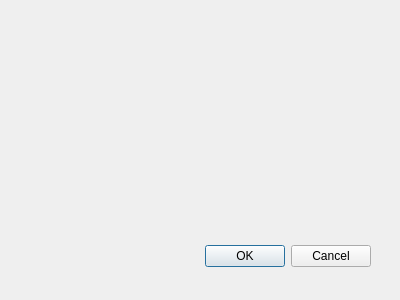
hackerlank/training_project, file SPNPNewGui/optionsdialog.ui: the form before one commit.
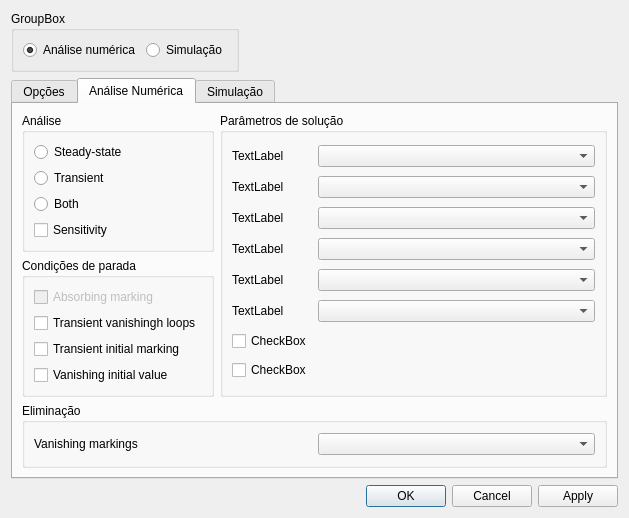
The form after the commit. The open tabs and pages were chosen to show the change.

Diff of the .ui file:
```diff
--- a/SPNPNewGui/optionsdialog.ui
+++ b/SPNPNewGui/optionsdialog.ui
@@ -8,29 +8,379 @@
    <rect>
     <x>0</x>
     <y>0</y>
-    <width>400</width>
-    <height>300</height>
+    <width>629</width>
+    <height>478</height>
    </rect>
   </property>
   <property name="windowTitle">
    <string>Dialog</string>
   </property>
-  <widget name="buttonBox" class="QDialogButtonBox">
-   <property name="geometry">
-    <rect>
-     <x>30</x>
-     <y>240</y>
-     <width>341</width>
-     <height>32</height>
-    </rect>
-   </property>
-   <property name="orientation">
-    <enum>Qt::Horizontal</enum>
-   </property>
-   <property name="standardButtons">
-    <set>QDialogButtonBox::Cancel|QDialogButtonBox::Ok</set>
-   </property>
-  </widget>
+  <layout class="QGridLayout" name="gridLayout_8">
+   <item row="0" column="0">
+    <widget class="QGroupBox" name="groupBox">
+     <property name="title">
+      <string>GroupBox</string>
+     </property>
+     <layout class="QGridLayout" name="gridLayout">
+      <item row="0" column="0">
+       <widget class="QRadioButton" name="rb_analysis">
+        <property name="text">
+         <string>Análise numérica</string>
+        </property>
+        <property name="checked">
+         <bool>true</bool>
+        </property>
+       </widget>
+      </item>
+      <item row="0" column="1">
+       <widget class="QRadioButton" name="rb_simulation">
+        <property name="text">
+         <string>Simulação</string>
+        </property>
+       </widget>
+      </item>
+     </layout>
+    </widget>
+   </item>
+   <item row="1" column="0" colspan="2">
+    <widget class="QTabWidget" name="tabWidget">
+     <property name="currentIndex">
+      <number>2</number>
+     </property>
+     <widget class="QWidget" name="tab_opt">
+      <attribute name="title">
+       <string>Opções</string>
+      </attribute>
+      <widget class="QGroupBox" name="groupBox_2">
+       <property name="geometry">
+        <rect>
+         <x>20</x>
+         <y>20</y>
+         <width>161</width>
+         <height>161</height>
+        </rect>
+       </property>
+       <property name="title">
+        <string>Saída</string>
+       </property>
+       <layout class="QGridLayout" name="gridLayout_3">
+        <item row="0" column="0">
+         <widget class="QCheckBox" name="checkBox_2">
+          <property name="text">
+           <string>Reachbility graph/set</string>
+          </property>
+         </widget>
+        </item>
+        <item row="1" column="0">
+         <widget class="QCheckBox" name="checkBox_3">
+          <property name="text">
+           <string>Markov chain</string>
+          </property>
+         </widget>
+        </item>
+        <item row="2" column="0">
+         <widget class="QCheckBox" name="checkBox_4">
+          <property name="text">
+           <string>Derivative of CTMC</string>
+          </property>
+         </widget>
+        </item>
+        <item row="3" column="0">
+         <widget class="QCheckBox" name="checkBox_5">
+          <property name="text">
+           <string>Probabilities</string>
+          </property>
+         </widget>
+        </item>
+        <item row="4" column="0">
+         <widget class="QCheckBox" name="checkBox_6">
+          <property name="text">
+           <string>Probabilities DTMC</string>
+          </property>
+         </widget>
+        </item>
+        <item row="5" column="0">
+         <widget class="QCheckBox" name="checkBox_7">
+          <property name="text">
+           <string>Dot graph language</string>
+          </property>
+         </widget>
+        </item>
+       </layout>
+      </widget>
+     </widget>
+     <widget class="QWidget" name="tab_an">
+      <attribute name="title">
+       <string>Análise Numérica</string>
+      </attribute>
+      <layout class="QGridLayout" name="gridLayout_2">
+       <item row="0" column="0">
+        <widget class="QGroupBox" name="groupBox_3">
+         <property name="title">
+          <string>Análise</string>
+         </property>
+         <layout class="QGridLayout" name="gridLayout_4">
+          <item row="0" column="0">
+           <widget class="QRadioButton" name="radioButton">
+            <property name="text">
+             <string>Steady-state</string>
+            </property>
+           </widget>
+          </item>
+          <item row="1" column="0">
+           <widget class="QRadioButton" name="radioButton_2">
+            <property name="text">
+             <string>Transient</string>
+            </property>
+           </widget>
+          </item>
+          <item row="2" column="0">
+           <widget class="QRadioButton" name="radioButton_3">
+            <property name="text">
+             <string>Both</string>
+            </property>
+           </widget>
+          </item>
+          <item row="3" column="0">
+           <widget class="QCheckBox" name="checkBox">
+            <property name="text">
+             <string>Sensitivity</string>
+            </property>
+           </widget>
+          </item>
+         </layout>
+        </widget>
+       </item>
+       <item row="0" column="1" rowspan="2">
+        <widget class="QGroupBox" name="groupBox_6">
+         <property name="title">
+          <string>Parâmetros de solução</string>
+         </property>
+         <layout class="QGridLayout" name="gridLayout_6">
+          <item row="0" column="0">
+           <widget class="QLabel" name="label_2">
+            <property name="text">
+             <string>TextLabel</string>
+            </property>
+           </widget>
+          </item>
+          <item row="0" column="1">
+           <widget class="QComboBox" name="comboBox_2"/>
+          </item>
+          <item row="1" column="0">
+           <widget class="QLabel" name="label_3">
+            <property name="text">
+             <string>TextLabel</string>
+            </property>
+           </widget>
+          </item>
+          <item row="1" column="1">
+           <widget class="QComboBox" name="comboBox_3"/>
+          </item>
+          <item row="2" column="0">
+           <widget class="QLabel" name="label_4">
+            <property name="text">
+             <string>TextLabel</string>
+            </property>
+           </widget>
+          </item>
+          <item row="2" column="1">
+           <widget class="QComboBox" name="comboBox_4"/>
+          </item>
+          <item row="3" column="0">
+           <widget class="QLabel" name="label_5">
+            <property name="text">
+             <string>TextLabel</string>
+            </property>
+           </widget>
+          </item>
+          <item row="3" column="1">
+           <widget class="QComboBox" name="comboBox_5"/>
+          </item>
+          <item row="4" column="0">
+           <widget class="QLabel" name="label_6">
+            <property name="text">
+             <string>TextLabel</string>
+            </property>
+           </widget>
+          </item>
+          <item row="4" column="1">
+           <widget class="QComboBox" name="comboBox_6"/>
+          </item>
+          <item row="5" column="0">
+           <widget class="QLabel" name="label_7">
+            <property name="text">
+             <string>TextLabel</string>
+            </property>
+           </widget>
+          </item>
+          <item row="5" column="1">
+           <widget class="QComboBox" name="comboBox_7"/>
+          </item>
+          <item row="6" column="0">
+           <widget class="QCheckBox" name="checkBox_12">
+            <property name="text">
+             <string>CheckBox</string>
+            </property>
+           </widget>
+          </item>
+          <item row="6" column="1">
+           <spacer name="horizontalSpacer">
+            <property name="orientation">
+             <enum>Qt::Horizontal</enum>
+            </property>
+            <property name="sizeHint" stdset="0">
+             <size>
+              <width>312</width>
+              <height>20</height>
+             </size>
+            </property>
+           </spacer>
+          </item>
+          <item row="7" column="0">
+           <widget class="QCheckBox" name="checkBox_13">
+            <property name="text">
+             <string>CheckBox</string>
+            </property>
+           </widget>
+          </item>
+          <item row="7" column="1">
+           <spacer name="horizontalSpacer_2">
+            <property name="orientation">
+             <enum>Qt::Horizontal</enum>
+            </property>
+            <property name="sizeHint" stdset="0">
+             <size>
+              <width>312</width>
+              <height>20</height>
+             </size>
+            </property>
+           </spacer>
+          </item>
+         </layout>
+        </widget>
+       </item>
+       <item row="1" column="0">
+        <widget class="QGroupBox" name="groupBox_4">
+         <property name="title">
+          <string>Condições de parada</string>
+         </property>
+         <layout class="QGridLayout" name="gridLayout_5">
+          <item row="0" column="0">
+           <widget class="QCheckBox" name="checkBox_8">
+            <property name="enabled">
+             <bool>false</bool>
+            </property>
+            <property name="text">
+             <string>Absorbing marking</string>
+            </property>
+           </widget>
+          </item>
+          <item row="1" column="0">
+           <widget class="QCheckBox" name="checkBox_9">
+            <property name="text">
+             <string>Transient vanishingh loops</string>
+            </property>
+           </widget>
+          </item>
+          <item row="2" column="0">
+           <widget class="QCheckBox" name="checkBox_10">
+            <property name="text">
+             <string>Transient initial marking</string>
+            </property>
+           </widget>
+          </item>
+          <item row="3" column="0">
+           <widget class="QCheckBox" name="checkBox_11">
+            <property name="text">
+             <string>Vanishing initial value</string>
+            </property>
+           </widget>
+          </item>
+         </layout>
+        </widget>
+       </item>
+       <item row="2" column="0" colspan="2">
+        <widget class="QGroupBox" name="groupBox_5">
+         <property name="title">
+          <string>Eliminação</string>
+         </property>
+         <layout class="QGridLayout" name="gridLayout_7">
+          <item row="0" column="0">
+           <widget class="QLabel" name="label">
+            <property name="text">
+             <string>Vanishing markings</string>
+            </property>
+           </widget>
+          </item>
+          <item row="0" column="1">
+           <widget class="QComboBox" name="comboBox"/>
+          </item>
+         </layout>
+        </widget>
+       </item>
+      </layout>
+     </widget>
+     <widget class="QWidget" name="tab_sim">
+      <attribute name="title">
+       <string>Simulação</string>
+      </attribute>
+      <widget class="QFrame" name="frame">
+       <property name="geometry">
+        <rect>
+         <x>30</x>
+         <y>40</y>
+         <width>361</width>
+         <height>65</height>
+        </rect>
+       </property>
+       <property name="frameShape">
+        <enum>QFrame::Box</enum>
+       </property>
+       <property name="frameShadow">
+        <enum>QFrame::Raised</enum>
+       </property>
+       <layout class="QGridLayout" name="gridLayout_9">
+        <item row="0" column="0">
+         <widget class="QRadioButton" name="radioButton_4">
+          <property name="text">
+           <string># replications</string>
+          </property>
+         </widget>
+        </item>
+        <item row="0" column="1">
+         <widget class="QLabel" name="label_8">
+          <property name="text">
+           <string>Number of replication / batches</string>
+          </property>
+         </widget>
+        </item>
+        <item row="1" column="0">
+         <widget class="QRadioButton" name="radioButton_5">
+          <property name="text">
+           <string>Error giver</string>
+          </property>
+         </widget>
+        </item>
+        <item row="1" column="1">
+         <widget class="QLineEdit" name="lineEdit"/>
+        </item>
+       </layout>
+      </widget>
+     </widget>
+    </widget>
+   </item>
+   <item row="2" column="1">
+    <widget class="QDialogButtonBox" name="buttonBox">
+     <property name="orientation">
+      <enum>Qt::Horizontal</enum>
+     </property>
+     <property name="standardButtons">
+      <set>QDialogButtonBox::Apply|QDialogButtonBox::Cancel|QDialogButtonBox::Ok</set>
+     </property>
+    </widget>
+   </item>
+  </layout>
  </widget>
  <pixmapfunction/>
  <resources/>
```
Left out of the diff: 7 changed lines with no effect on the pictures.
